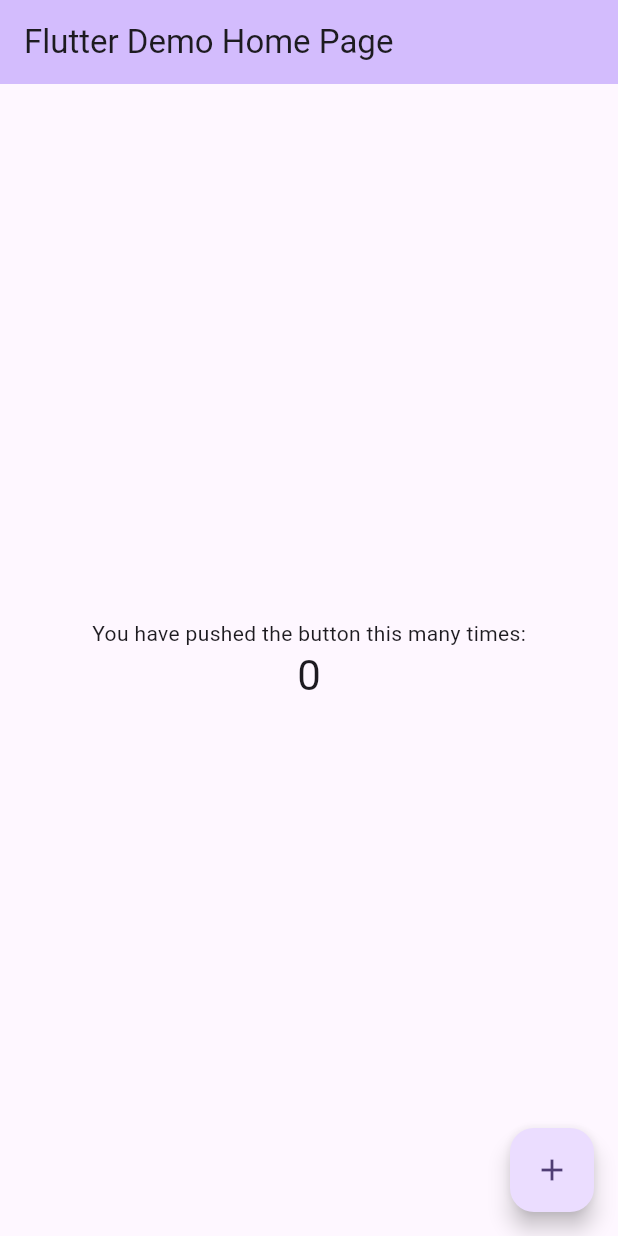
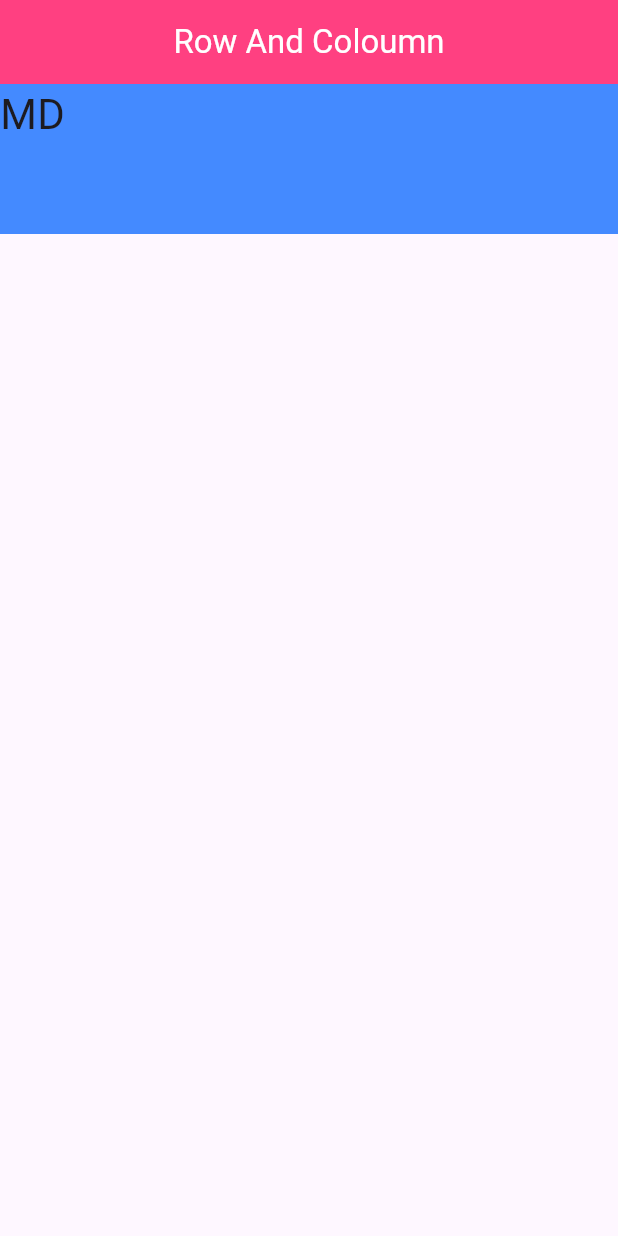
Before and after one commit to The-IK11/PROJECT_BISMILLAH-, a Flutter app: the screen it shows after launch, on a phone screen of 412 x 824 dp. Run offline on Flutter 3.47's test engine with Material 3 defaults, Android fonts, the phone set to English and light mode, and no system bars.

Commit message:
class9 in universe it

```diff
--- /dev/null
+++ b/lib/column_row.dart
@@ -0,0 +1,29 @@
+import 'package:flutter/material.dart';
+
+class RowCollumScreen extends StatelessWidget {
+  const RowCollumScreen({super.key});
+
+  @override
+  Widget build(BuildContext context) {
+    return Scaffold(
+      appBar: AppBar(
+        title: Text("Row And Coloumn",style:TextStyle(color:Colors.white),),
+        centerTitle: true,
+        backgroundColor: Colors.pinkAccent,
+      ),
+      body: Row(
+        mainAxisAlignment: MainAxisAlignment.center,
+        children: [
+          Expanded(
+            child: Container(
+              height: 100,
+                width: 552,
+                color: Colors.blueAccent,
+                child: Text("MD ",style:TextStyle(fontSize:28),)),
+          ),
+
+         ],
+      ),
+    );
+  }
+}
--- /dev/null
+++ b/lib/login_Screen.dart
@@ -0,0 +1,27 @@
+import 'package:flutter/material.dart';
+
+class loginScreen extends StatefulWidget {
+  const loginScreen({super.key});
+
+  @override
+  State<loginScreen> createState() => _loginScreenState();
+}
+
+class _loginScreenState extends State<loginScreen> {
+  @override
+  Widget build(BuildContext context) {
+    return Scaffold(
+      appBar:AppBar(),
+      body:Center(
+        child: Container(
+          height: 200,
+          width: 200,
+          decoration:BoxDecoration(
+            borderRadius: BorderRadius.all(Radius.circular(100))
+          ),
+        ),
+      ),
+
+    );
+  }
+}
--- a/lib/main.dart
+++ b/lib/main.dart
@@ -1,125 +1,18 @@
 import 'package:flutter/material.dart';
+import 'package:project_bismillah/column_row.dart';
 
-void main() {
+void main(){
   runApp(const MyApp());
 }
-
-class MyApp extends StatelessWidget {
+class MyApp extends StatelessWidget{
   const MyApp({super.key});
 
-  // This widget is the root of your application.
-  @override
-  Widget build(BuildContext context) {
-    return MaterialApp(
-      title: 'Flutter Demo',
-      theme: ThemeData(
-        // This is the theme of your application.
-        //
-        // TRY THIS: Try running your application with "flutter run". You'll see
-        // the application has a purple toolbar. Then, without quitting the app,
-        // try changing the seedColor in the colorScheme below to Colors.green
-        // and then invoke "hot reload" (save your changes or press the "hot
-        // reload" button in a Flutter-supported IDE, or press "r" if you used
-        // the command line to start the app).
-        //
-        // Notice that the counter didn't reset back to zero; the application
-        // state is not lost during the reload. To reset the state, use hot
-        // restart instead.
-        //
-        // This works for code too, not just values: Most code changes can be
-        // tested with just a hot reload.
-        colorScheme: ColorScheme.fromSeed(seedColor: Colors.deepPurple),
-        useMaterial3: true,
-      ),
-      home: const MyHomePage(title: 'Flutter Demo Home Page'),
-    );
-  }
+
+Widget build(BuildContext) {
+  return MaterialApp(
+    debugShowCheckedModeBanner:false,
+    home: const RowCollumScreen(),
+  );
 }
 
-class MyHomePage extends StatefulWidget {
-  const MyHomePage({super.key, required this.title});
-
-  // This widget is the home page of your application. It is stateful, meaning
-  // that it has a State object (defined below) that contains fields that affect
-  // how it looks.
-
-  // This class is the configuration for the state. It holds the values (in this
-  // case the title) provided by the parent (in this case the App widget) and
-  // used by the build method of the State. Fields in a Widget subclass are
-  // always marked "final".
-
-  final String title;
-
-  @override
-  State<MyHomePage> createState() => _MyHomePageState();
 }
-
-class _MyHomePageState extends State<MyHomePage> {
-  int _counter = 0;
-
-  void _incrementCounter() {
-    setState(() {
-      // This call to setState tells the Flutter framework that something has
-      // changed in this State, which causes it to rerun the build method below
-      // so that the display can reflect the updated values. If we changed
-      // _counter without calling setState(), then the build method would not be
-      // called again, and so nothing would appear to happen.
-      _counter++;
-    });
-  }
-
-  @override
-  Widget build(BuildContext context) {
-    // This method is rerun every time setState is called, for instance as done
-    // by the _incrementCounter method above.
-    //
-    // The Flutter framework has been optimized to make rerunning build methods
-    // fast, so that you can just rebuild anything that needs updating rather
-    // than having to individually change instances of widgets.
-    return Scaffold(
-      appBar: AppBar(
-        // TRY THIS: Try changing the color here to a specific color (to
-        // Colors.amber, perhaps?) and trigger a hot reload to see the AppBar
-        // change color while the other colors stay the same.
-        backgroundColor: Theme.of(context).colorScheme.inversePrimary,
-        // Here we take the value from the MyHomePage object that was created by
-        // the App.build method, and use it to set our appbar title.
-        title: Text(widget.title),
-      ),
-      body: Center(
-        // Center is a layout widget. It takes a single child and positions it
-        // in the middle of the parent.
-        child: Column(
-          // Column is also a layout widget. It takes a list of children and
-          // arranges them vertically. By default, it sizes itself to fit its
-          // children horizontally, and tries to be as tall as its parent.
-          //
-          // Column has various properties to control how it sizes itself and
-          // how it positions its children. Here we use mainAxisAlignment to
-          // center the children vertically; the main axis here is the vertical
-          // axis because Columns are vertical (the cross axis would be
-          // horizontal).
-          //
-          // TRY THIS: Invoke "debug painting" (choose the "Toggle Debug Paint"
-          // action in the IDE, or press "p" in the console), to see the
-          // wireframe for each widget.
-          mainAxisAlignment: MainAxisAlignment.center,
-          children: <Widget>[
-            const Text(
-              'You have pushed the button this many times:',
-            ),
-            Text(
-              '$_counter',
-              style: Theme.of(context).textTheme.headlineMedium,
-            ),
-          ],
-        ),
-      ),
-      floatingActionButton: FloatingActionButton(
-        onPressed: _incrementCounter,
-        tooltip: 'Increment',
-        child: const Icon(Icons.add),
-      ), // This trailing comma makes auto-formatting nicer for build methods.
-    );
-  }
-}
```
